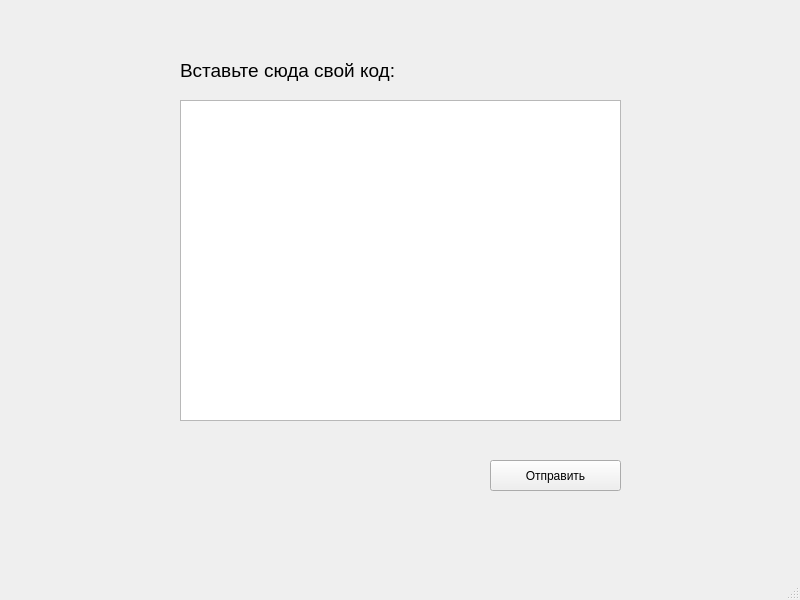
This is mainwindow.ui in geroineee/ARM_QT as Qt 5 draws it before an edit. The edited form follows.
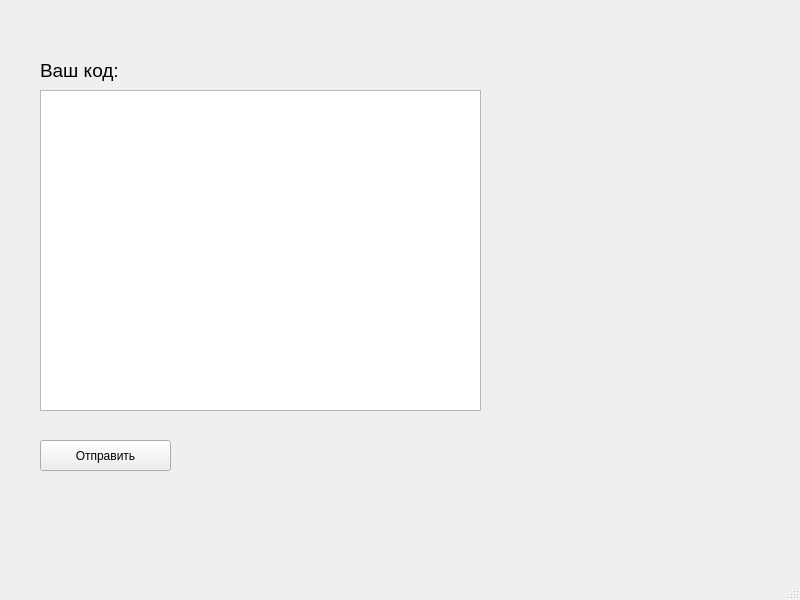
This is the edited form.

What changed in the file:
```diff
--- a/mainwindow.ui
+++ b/mainwindow.ui
@@ -17,8 +17,8 @@
    <widget class="QTextEdit" name="user_code_text_edit">
     <property name="geometry">
      <rect>
-      <x>180</x>
-      <y>100</y>
+      <x>40</x>
+      <y>90</y>
       <width>441</width>
       <height>321</height>
      </rect>
@@ -27,8 +27,8 @@
    <widget class="QPushButton" name="upload_user_code_button">
     <property name="geometry">
      <rect>
-      <x>490</x>
-      <y>460</y>
+      <x>40</x>
+      <y>440</y>
       <width>131</width>
       <height>31</height>
      </rect>
@@ -40,9 +40,9 @@
    <widget class="QLabel" name="label_insert_code">
     <property name="geometry">
      <rect>
-      <x>180</x>
+      <x>40</x>
       <y>50</y>
-      <width>271</width>
+      <width>111</width>
       <height>41</height>
      </rect>
     </property>
@@ -52,7 +52,7 @@
      </font>
     </property>
     <property name="text">
-     <string>Вставьте сюда свой код:</string>
+     <string>Ваш код:</string>
     </property>
    </widget>
   </widget>
```
Left out of the diff: 2 changed lines with no effect on the pictures.
